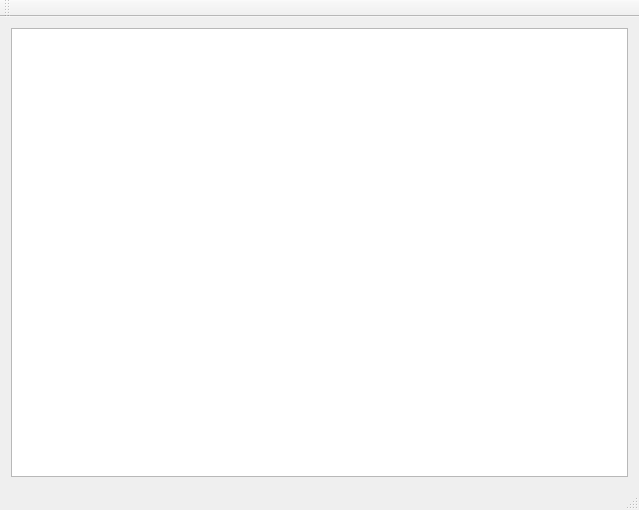
Qt form mainwindow.ui (AlloyTeam/Rythem) before a commit.
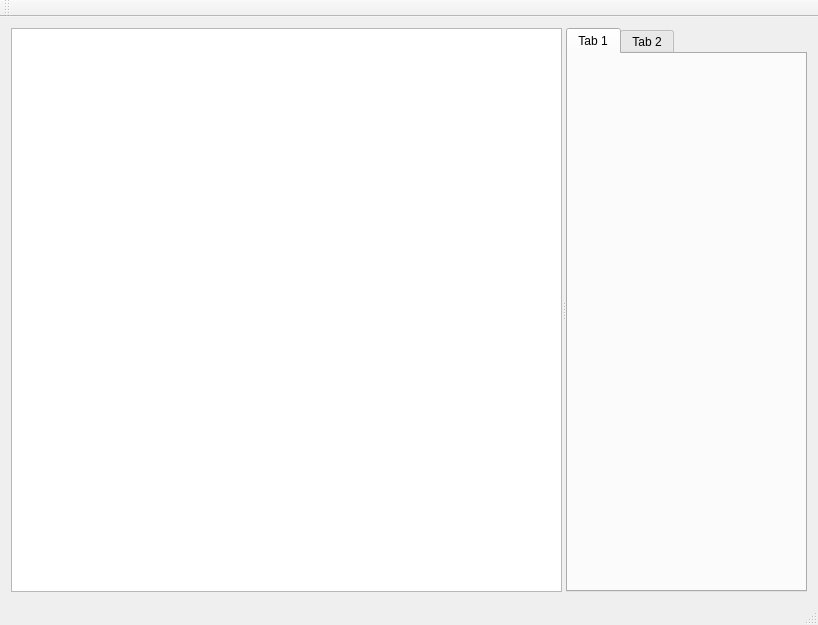
The same form after that commit.

Diff of the .ui file:
```diff
--- a/mainwindow.ui
+++ b/mainwindow.ui
@@ -6,8 +6,8 @@
    <rect>
     <x>0</x>
     <y>0</y>
-    <width>639</width>
-    <height>510</height>
+    <width>818</width>
+    <height>625</height>
    </rect>
   </property>
   <property name="windowTitle">
@@ -16,7 +16,27 @@
   <widget class="QWidget" name="centralWidget">
    <layout class="QHBoxLayout" name="horizontalLayout">
     <item>
-     <widget class="QTableView" name="tableView"/>
+     <widget class="QSplitter" name="splitter">
+      <property name="orientation">
+       <enum>Qt::Horizontal</enum>
+      </property>
+      <widget class="QTableView" name="tableView"/>
+      <widget class="QTabWidget" name="tabWidget">
+       <property name="currentIndex">
+        <number>0</number>
+       </property>
+       <widget class="QWidget" name="tab">
+        <attribute name="title">
+         <string>Tab 1</string>
+        </attribute>
+       </widget>
+       <widget class="QWidget" name="tab_2">
+        <attribute name="title">
+         <string>Tab 2</string>
+        </attribute>
+       </widget>
+      </widget>
+     </widget>
     </item>
    </layout>
   </widget>
```
Left out of the diff: 2 changed lines with no effect on the pictures.
